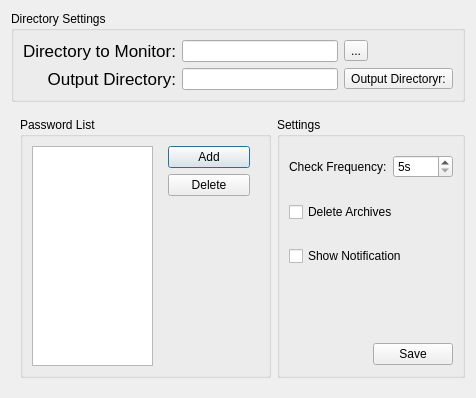
This is resources/ui/SettingsDialog.ui in cwtravis/mega-extractor as Qt 5 draws it before an edit. The edited form follows.
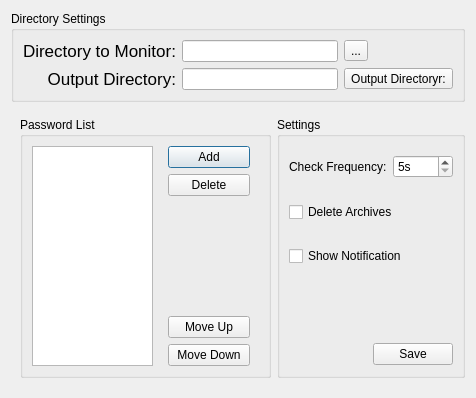
This is the edited form. Icons and pictures are not drawn.

Patch:
```diff
--- a/resources/ui/SettingsDialog.ui
+++ b/resources/ui/SettingsDialog.ui
@@ -150,6 +150,9 @@
             <property name="topMargin">
              <number>0</number>
             </property>
+            <property name="bottomMargin">
+             <number>0</number>
+            </property>
             <item>
              <widget class="QPushButton" name="add_password_button">
               <property name="text">
@@ -172,11 +175,25 @@
               <property name="sizeHint" stdset="0">
                <size>
                 <width>20</width>
-                <height>154</height>
+                <height>105</height>
                </size>
               </property>
              </spacer>
             </item>
+            <item>
+             <widget class="QPushButton" name="move_up_button">
+              <property name="text">
+               <string>Move Up</string>
+              </property>
+             </widget>
+            </item>
+            <item>
+             <widget class="QPushButton" name="move_down_button">
+              <property name="text">
+               <string>Move Down</string>
+              </property>
+             </widget>
+            </item>
            </layout>
           </widget>
          </item>
```
